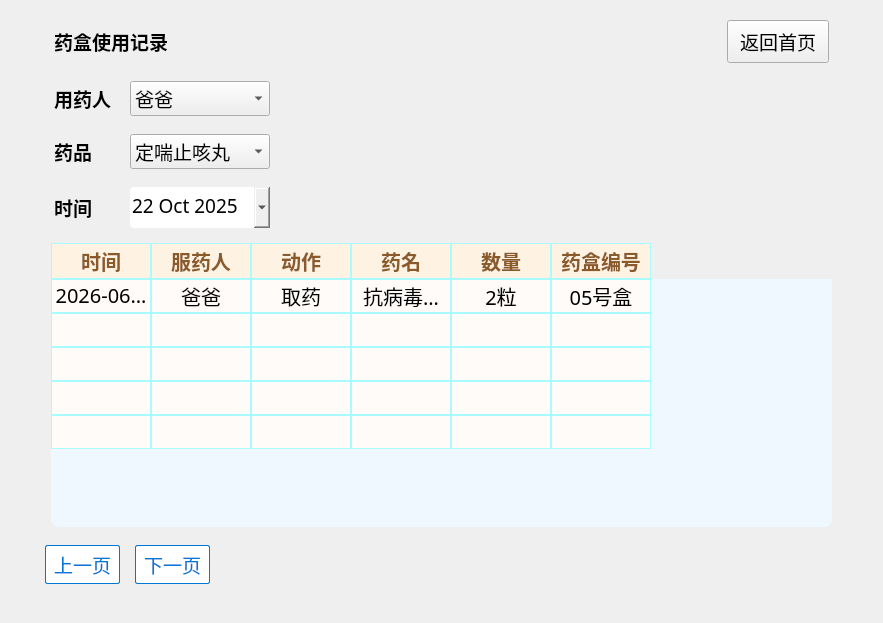
Before: the Qt Designer form usage_record.ui in tongvvv/medicineBox, drawn with Qt 5.
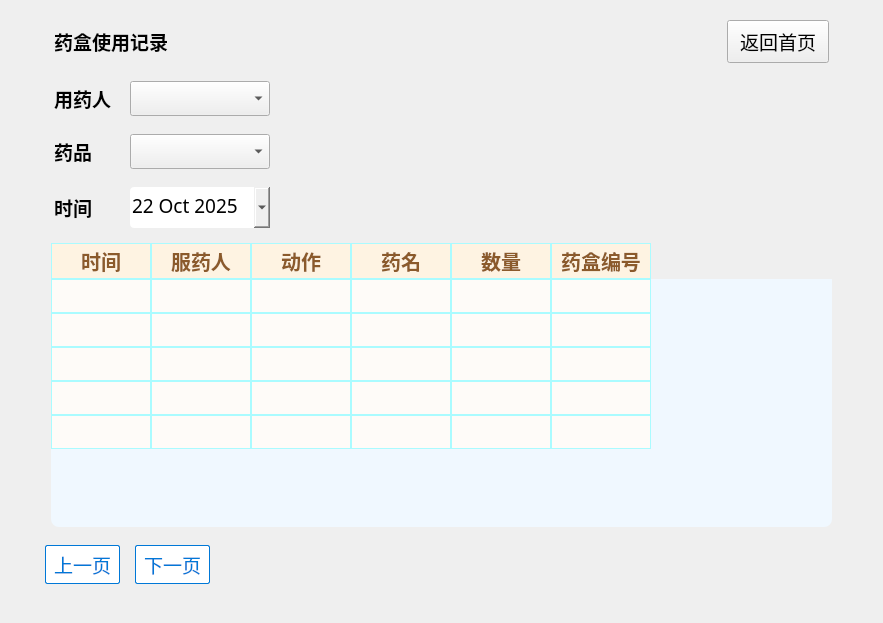
After: the same form once the commit is applied.

What changed in the file:
```diff
--- a/usage_record.ui
+++ b/usage_record.ui
@@ -13,7 +13,7 @@
   <property name="windowTitle">
    <string>Form</string>
   </property>
-  <layout class="QVBoxLayout" name="verticalLayout" stretch="1,1,1,1,6,1">
+  <layout class="QVBoxLayout" name="verticalLayout" stretch="1,1,1,0,6,1">
    <property name="spacing">
     <number>0</number>
    </property>
@@ -124,16 +124,6 @@
           <pointsize>14</pointsize>
          </font>
         </property>
-        <item>
-         <property name="text">
-          <string>爸爸</string>
-         </property>
-        </item>
-        <item>
-         <property name="text">
-          <string>妈妈</string>
-         </property>
-        </item>
        </widget>
       </item>
       <item>
@@ -186,16 +176,6 @@
           <pointsize>14</pointsize>
          </font>
         </property>
-        <item>
-         <property name="text">
-          <string>定喘止咳丸</string>
-         </property>
-        </item>
-        <item>
-         <property name="text">
-          <string>抗病毒颗粒</string>
-         </property>
-        </item>
        </widget>
       </item>
       <item>
@@ -478,7 +458,7 @@
         </column>
         <item row="0" column="0">
          <property name="text">
-          <string>2026-06-30 8：30</string>
+          <string/>
          </property>
          <property name="font">
           <font>
@@ -491,7 +471,7 @@
         </item>
         <item row="0" column="1">
          <property name="text">
-          <string>爸爸</string>
+          <string/>
          </property>
          <property name="font">
           <font>
@@ -504,7 +484,7 @@
         </item>
         <item row="0" column="2">
          <property name="text">
-          <string>取药</string>
+          <string/>
          </property>
          <property name="font">
           <font>
@@ -517,7 +497,7 @@
         </item>
         <item row="0" column="3">
          <property name="text">
-          <string>抗病毒颗粒</string>
+          <string/>
          </property>
          <property name="font">
           <font>
@@ -530,7 +510,7 @@
         </item>
         <item row="0" column="4">
          <property name="text">
-          <string>2粒</string>
+          <string/>
          </property>
          <property name="font">
           <font>
@@ -543,7 +523,7 @@
         </item>
         <item row="0" column="5">
          <property name="text">
-          <string>05号盒</string>
+          <string/>
          </property>
          <property name="font">
           <font>
```
